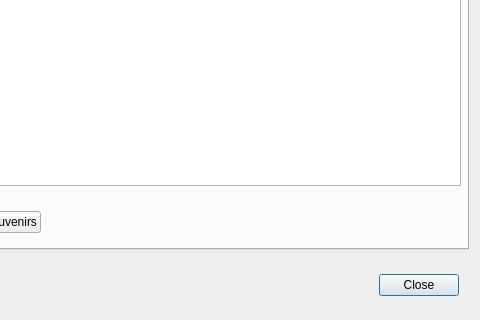
Ykhan799/CollegeTouringS21, file CollegeTouring/databaseviewform.ui: the form before one commit; both pictures show x 322 to 802 and y 271 to 591 of the 802 by 591 pixel window.
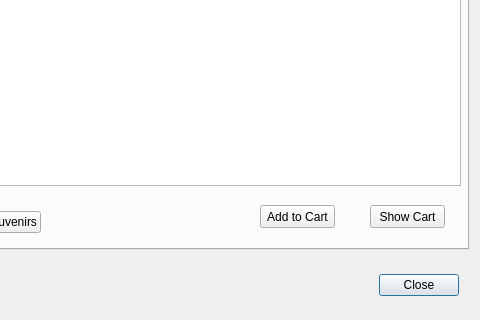
The form after the commit. The open tabs and pages were chosen to show the change.

Patch:
```diff
--- a/CollegeTouring/databaseviewform.ui
+++ b/CollegeTouring/databaseviewform.ui
@@ -126,6 +126,32 @@
       </item>
      </layout>
     </widget>
+    <widget class="QPushButton" name="showCartButton">
+     <property name="geometry">
+      <rect>
+       <x>690</x>
+       <y>450</y>
+       <width>75</width>
+       <height>23</height>
+      </rect>
+     </property>
+     <property name="text">
+      <string>Show Cart</string>
+     </property>
+    </widget>
+    <widget class="QPushButton" name="addCartButton">
+     <property name="geometry">
+      <rect>
+       <x>580</x>
+       <y>450</y>
+       <width>75</width>
+       <height>23</height>
+      </rect>
+     </property>
+     <property name="text">
+      <string>Add to Cart</string>
+     </property>
+    </widget>
    </widget>
   </widget>
   <zorder>tabWidget</zorder>
```
Left out of the diff: 2 changed lines with no effect on the pictures.
